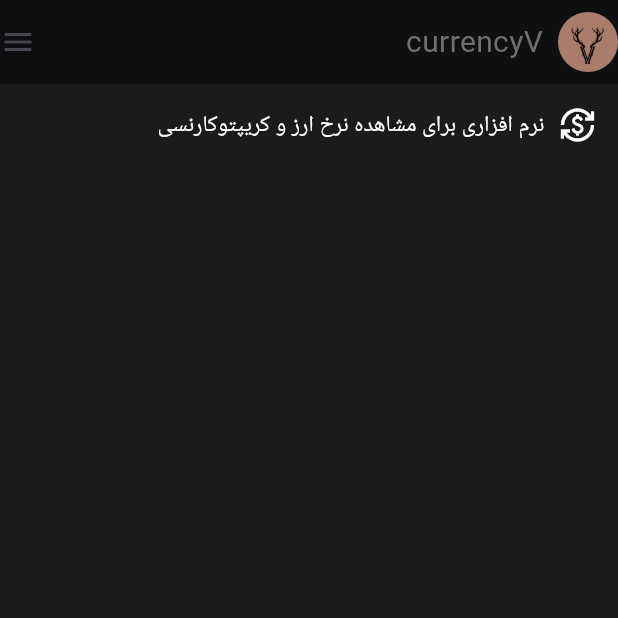
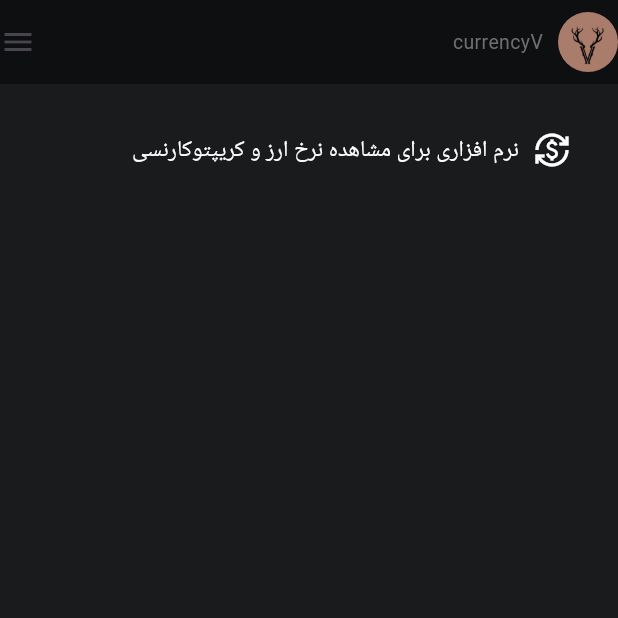
Before and after one commit to Aref18/currencyV, a Flutter app: the screen it shows after launch, on a phone screen of 412 x 824 dp, the top half of it. Run offline on Flutter 3.47's test engine with Material 3 defaults, Android fonts, the phone set to English and light mode, and no system bars.

Commit message:
add texttheme

```diff
--- a/lib/main.dart
+++ b/lib/main.dart
@@ -2,15 +2,22 @@ import 'package:flutter/material.dart';
 import 'package:flutter_localizations/flutter_localizations.dart';
 
 void main() {
-  runApp(currencyV());
+  runApp(CurrencyV());
 }
 
-class currencyV extends StatelessWidget {
-  currencyV({super.key});
+class CurrencyV extends StatelessWidget {
+  CurrencyV({super.key});
   int count = 10;
   @override
   Widget build(BuildContext context) {
     return MaterialApp(
+      theme: ThemeData(
+        textTheme: TextTheme(
+          headlineLarge: TextStyle(fontSize: 16, fontWeight: FontWeight.w700),
+          bodyLarge: TextStyle(fontSize: 13, fontWeight: FontWeight.w300),
+          headlineMedium: TextStyle(fontSize: 14, fontWeight: FontWeight.w300),
+        ),
+      ),
       localizationsDelegates: [
         GlobalMaterialLocalizations.delegate,
         GlobalWidgetsLocalizations.delegate,
@@ -33,6 +40,7 @@ class homepage extends StatelessWidget {
     return Scaffold(
       backgroundColor: const Color.fromARGB(255, 26, 27, 28),
       appBar: AppBar(
+        elevation: 0,
         backgroundColor: const Color.fromARGB(113, 0, 0, 0),
         actions: [
           CircleAvatar(
@@ -45,7 +53,7 @@ class homepage extends StatelessWidget {
           Text(
             'currencyV',
             style: TextStyle(
-              fontSize: 20,
+              fontSize: 13,
               color: const Color.fromARGB(255, 112, 112, 112),
             ),
           ),
@@ -57,7 +65,7 @@ class homepage extends StatelessWidget {
         ],
       ),
       body: Padding(
-        padding: const EdgeInsets.all(15.0),
+        padding: const EdgeInsets.all(32.0),
         child: Column(
           children: [
             Row(
```
Also changed, not shown: 1 other file.
